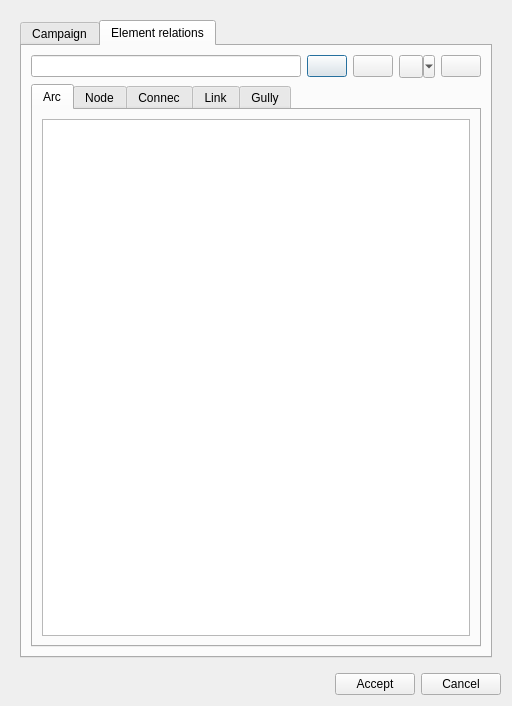
Before: the Qt Designer form core/ui/toolbars/cm/add_campaign_visit.ui in Giswater/giswater_qgis_plugin, drawn with Qt 5.
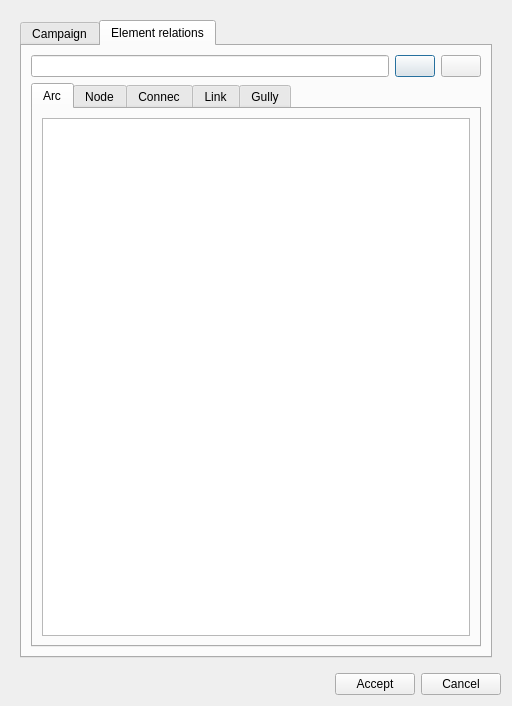
After: the same form once the commit is applied. The open tabs and pages were chosen to show the change. Icons and pictures are not drawn.

Commit message: fix(cm_selection): Put order to the selection tools in cm.

Patch:
```diff
--- a/core/ui/toolbars/cm/add_campaign_visit.ui
+++ b/core/ui/toolbars/cm/add_campaign_visit.ui
@@ -64,23 +64,6 @@
               </property>
              </widget>
             </item>
-            <item>
-             <widget class="QToolButton" name="btn_snapping">
-              <property name="text">
-               <string/>
-              </property>
-              <property name="popupMode">
-               <enum>QToolButton::MenuButtonPopup</enum>
-              </property>
-             </widget>
-            </item>
-            <item>
-             <widget class="QPushButton" name="btn_expr_select">
-              <property name="text">
-               <string/>
-              </property>
-             </widget>
-            </item>
            </layout>
           </item>
           <item>
```
The commit also changes 7 other files.
